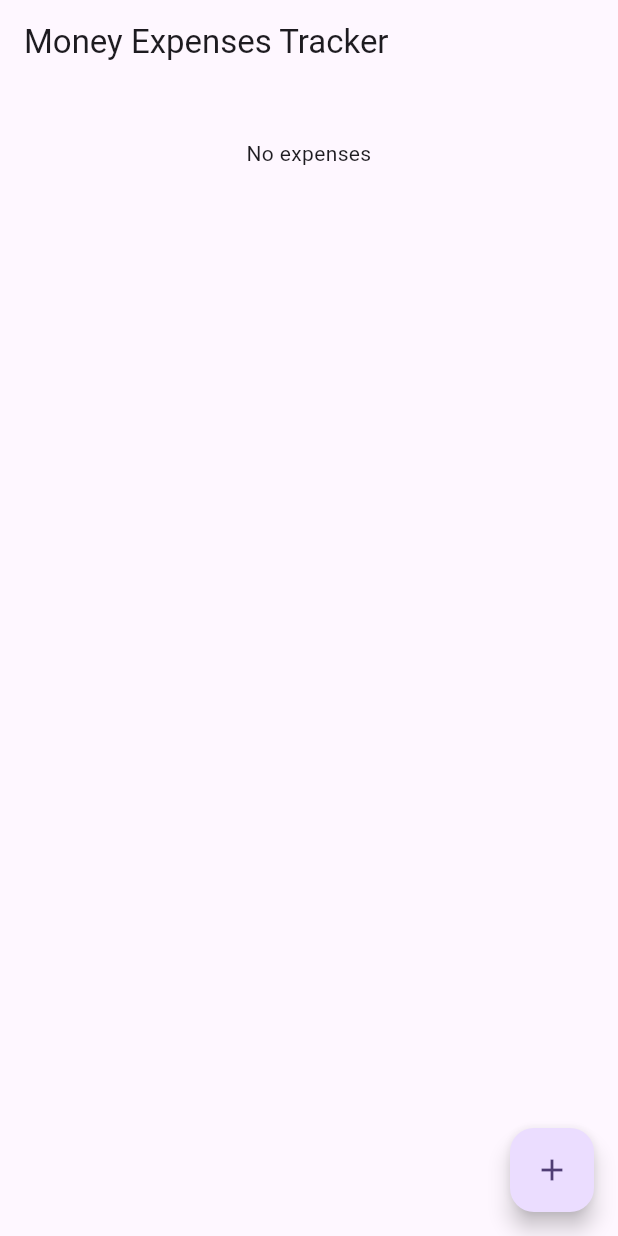
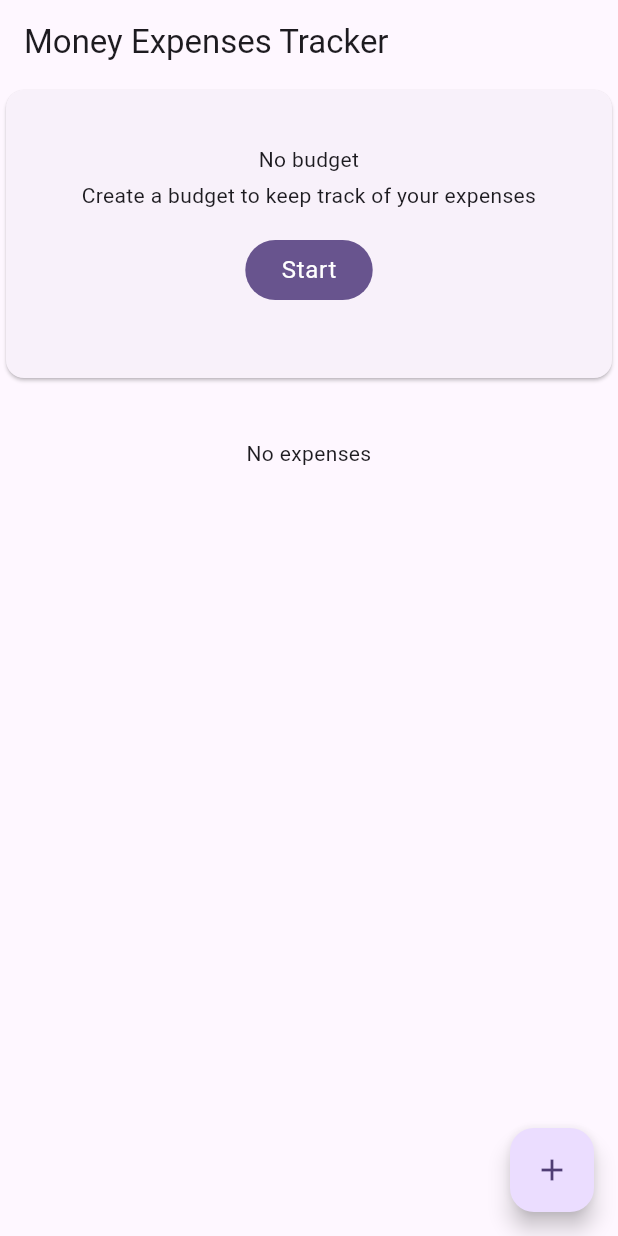
Before and after one commit to yujune/money_expenses_tracker, a Flutter app: the screen it shows after launch, on a phone screen of 412 x 824 dp. Run offline on Flutter 3.47's test engine with Material 3 defaults, Android fonts, the phone set to English and light mode, and no system bars; our stand-ins replace dio, flutter_form_builder, flutter_hooks, flutter_riverpod, form_builder_validators, freezed_annotation and 5 more; accounts and stored records are empty; generated files the repository leaves out were written again.

Commit message:
feat: create budget.

```diff
--- a/lib/data/repository/budget/budget_repository.dart
+++ b/lib/data/repository/budget/budget_repository.dart
@@ -7,7 +7,7 @@ part 'budget_repository.g.dart';
 
 abstract class IBudgetRepository {
   Future<BudgetModel?> getBudget({BudgetType? type});
-  Future<BudgetModel> createBudget(BudgetModel budget);
+  Future<void> createBudget(CreateBudgetModel budget);
   Future<BudgetModel> updateBudget(BudgetModel budget);
   Future<void> deleteBudget(int id);
 }
@@ -25,9 +25,8 @@ class BudgetRepository extends IBudgetRepository {
   final BudgetLocalSource localSource;
 
   @override
-  Future<BudgetModel> createBudget(BudgetModel budget) async {
+  Future<void> createBudget(CreateBudgetModel budget) async {
     await localSource.insertBudget(budget);
-    return budget;
   }
 
   @override
--- /dev/null
+++ b/lib/features/buget/providers/buget_provider.dart
@@ -0,0 +1,23 @@
+import 'package:money_expenses_tracker/data/models/buget/buget.dart';
+import 'package:money_expenses_tracker/data/repository/budget/budget_repository.dart';
+import 'package:riverpod_annotation/riverpod_annotation.dart';
+
+part 'buget_provider.g.dart';
+
+@riverpod
+class Budget extends _$Budget {
+  @override
+  Future<BudgetModel?> build() async {
+    final budgetRepository = ref.watch(budgetRepositoryProvider);
+
+    final budget = await budgetRepository.getBudget(type: BudgetType.monthly);
+
+    return budget;
+  }
+
+  Future<void> createBudget(CreateBudgetModel budget) async {
+    final budgetRepository = ref.watch(budgetRepositoryProvider);
+    await budgetRepository.createBudget(budget);
+    ref.invalidateSelf();
+  }
+}
--- /dev/null
+++ b/lib/features/buget/widgets/budget_dashboard.dart
@@ -0,0 +1,197 @@
+import 'package:flutter/material.dart';
+import 'package:hooks_riverpod/hooks_riverpod.dart';
+import 'package:intl/intl.dart';
+import 'package:money_expenses_tracker/common/extensions/context.dart';
+import 'package:money_expenses_tracker/common/widgets/data_state_builder.dart';
+import 'package:money_expenses_tracker/data/models/buget/buget.dart';
+import 'package:money_expenses_tracker/features/buget/pages/create_budget_page.dart';
+import 'package:money_expenses_tracker/features/buget/providers/buget_provider.dart';
+import 'package:skeletonizer/skeletonizer.dart';
+
+class BudgetDashboardBuilder extends ConsumerWidget {
+  const BudgetDashboardBuilder({super.key});
+
+  @override
+  Widget build(BuildContext context, WidgetRef ref) {
+    final budgetAsyncValue = ref.watch(budgetProvider);
+
+    return budgetAsyncValue.when(
+      data: (data) => BudgetDashboard(budget: data),
+      error: (error, stack) => const DataStateBuilder.error(),
+      loading: () => const Skeletonizer(
+        child: BudgetDashboard(
+          budget: BudgetModel(
+            id: 1,
+            amount: 100,
+            type: BudgetType.monthly,
+            totalSpent: 100,
+          ),
+        ),
+      ),
+    );
+  }
+}
+
+class BudgetDashboard extends StatelessWidget {
+  const BudgetDashboard({
+    super.key,
+    required this.budget,
+  });
+
+  final BudgetModel? budget;
+
+  void _onCreateBudgetTap(BuildContext context) {
+    Navigator.push(
+      context,
+      MaterialPageRoute(builder: (context) => const CreateBudgetPage()),
+    );
+  }
+
+  void _onEditTap(BuildContext context) {
+    Navigator.push(
+      context,
+      MaterialPageRoute(builder: (context) => const CreateBudgetPage()),
+    );
+  }
+
+  String _formatCurrency(double amount) {
+    return '\$${amount.toStringAsFixed(2)}';
+  }
+
+  String _getCurrentMonthYear() {
+    return DateFormat('MMMM yyyy').format(DateTime.now());
+  }
+
+  @override
+  Widget build(BuildContext context) {
+    if (budget == null) {
+      return Card(
+        child: DataStateBuilder.empty(
+          title: 'No budget',
+          description: 'Create a budget to keep track of your expenses',
+          buttonTitle: 'Start',
+          onButtonTap: () {
+            _onCreateBudgetTap(context);
+          },
+        ),
+      );
+    }
+
+    final remaining = budget!.amount - budget!.totalSpent;
+    final progress = budget!.totalSpent / budget!.amount;
+
+    return Card(
+      margin: const EdgeInsets.all(8),
+      color: context.theme.colorScheme.primary,
+      child: Padding(
+        padding: const EdgeInsets.all(16.0),
+        child: Column(
+          crossAxisAlignment: CrossAxisAlignment.start,
+          mainAxisSize: MainAxisSize.min,
+          children: [
+            Row(
+              mainAxisAlignment: MainAxisAlignment.spaceBetween,
+              children: [
+                Column(
+                  crossAxisAlignment: CrossAxisAlignment.start,
+                  children: [
+                    Text(
+                      'Monthly Budget',
+                      style: context.textTheme.bodyLarge?.copyWith(
+                        color: Colors.white,
+                        fontWeight: FontWeight.w500,
+                      ),
+                    ),
+                    Text(
+                      _getCurrentMonthYear(),
+                      style: context.textTheme.bodyMedium?.copyWith(
+                        color: Colors.white.withValues(alpha: .8),
+                      ),
+                    ),
+                  ],
+                ),
+                TextButton(
+                  onPressed: () => _onEditTap(context),
+                  child: Text(
+                    'Edit',
+                    style: context.textTheme.bodyMedium?.copyWith(
+                      color: Colors.white,
+                      fontWeight: FontWeight.w500,
+                    ),
+                  ),
+                ),
+              ],
+            ),
+            const SizedBox(height: 24),
+            Text(
+              'Remaining',
+              style: context.textTheme.bodyMedium?.copyWith(
+                color: Colors.white.withValues(alpha: .8),
+              ),
+            ),
+            Text(
+              _formatCurrency(remaining),
+              style: context.textTheme.displayMedium?.copyWith(
+                color: Colors.white,
+                fontWeight: FontWeight.bold,
+              ),
+            ),
+            const SizedBox(height: 16),
+            ClipRRect(
+              borderRadius: BorderRadius.circular(4),
+              child: LinearProgressIndicator(
+                value: progress,
+                backgroundColor: Colors.white.withValues(alpha: .2),
+                valueColor:
+                    const AlwaysStoppedAnimation<Color>(Color(0xFF2ECC71)),
+                minHeight: 8,
+              ),
+            ),
+            const SizedBox(height: 16),
+            Row(
+              mainAxisAlignment: MainAxisAlignment.spaceBetween,
+              children: [
+                Column(
+                  crossAxisAlignment: CrossAxisAlignment.start,
+                  children: [
+                    Text(
+                      'Budget',
+                      style: context.textTheme.bodyMedium?.copyWith(
+                        color: Colors.white.withValues(alpha: .8),
+                      ),
+                    ),
+                    Text(
+                      _formatCurrency(budget!.amount),
+                      style: context.textTheme.bodyLarge?.copyWith(
+                        color: Colors.white,
+                        fontWeight: FontWeight.w500,
+                      ),
+                    ),
+                  ],
+                ),
+                Column(
+                  crossAxisAlignment: CrossAxisAlignment.end,
+                  children: [
+                    Text(
+                      'Spent',
+                      style: context.theme.textTheme.bodyMedium?.copyWith(
+                        color: Colors.white.withValues(alpha: .8),
+                      ),
+                    ),
+                    Text(
+                      _formatCurrency(budget!.totalSpent),
+                      style: context.theme.textTheme.bodyLarge?.copyWith(
+                        color: Colors.white,
+                        fontWeight: FontWeight.w500,
+                      ),
+                    ),
+                  ],
+                ),
+              ],
+            ),
+          ],
+        ),
+      ),
+    );
+  }
+}
--- a/lib/features/home/pages/home_page.dart
+++ b/lib/features/home/pages/home_page.dart
@@ -1,4 +1,5 @@
 import 'package:flutter/material.dart';
+import 'package:money_expenses_tracker/features/buget/widgets/budget_dashboard.dart';
 import 'package:money_expenses_tracker/features/expense/pages/create_expense_page.dart';
 import 'package:money_expenses_tracker/features/home/widgets/home_expenses_list.dart';
 
@@ -23,6 +24,7 @@ class HomePage extends StatelessWidget {
       body: const SingleChildScrollView(
         child: Column(
           children: [
+            BudgetDashboardBuilder(),
             HomeExpensesListBuilder(),
           ],
         ),
```
Also changed, not shown: lib/data/local/db/budget/budget.dart (+23 -2 lines), lib/data/local/db/expense/expense.dart (+45 -1 lines), lib/data/models/buget/buget.dart (+12 -0 lines), lib/data/repository/expense/expense_repository.dart (+18 -3 lines), lib/features/buget/pages/create_budget_page.dart (added, +87 -0 lines), lib/data/models/buget/buget.freezed.dart, lib/data/models/buget/buget.g.dart, lib/features/buget/providers/buget_provider.g.dart (added).
